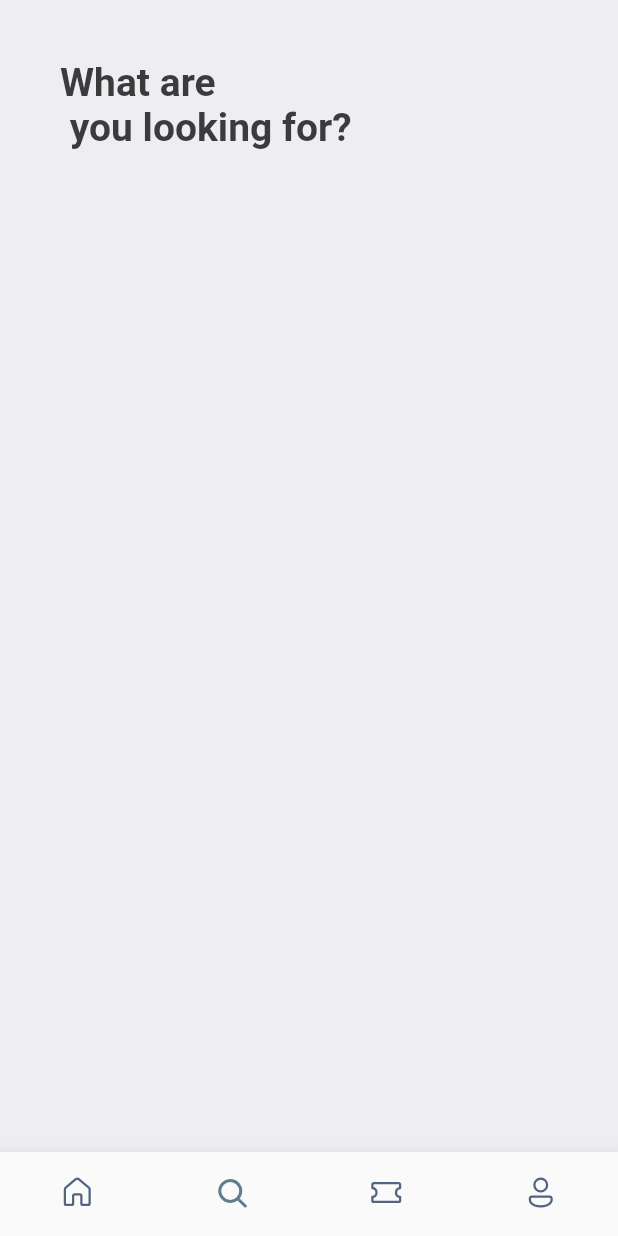
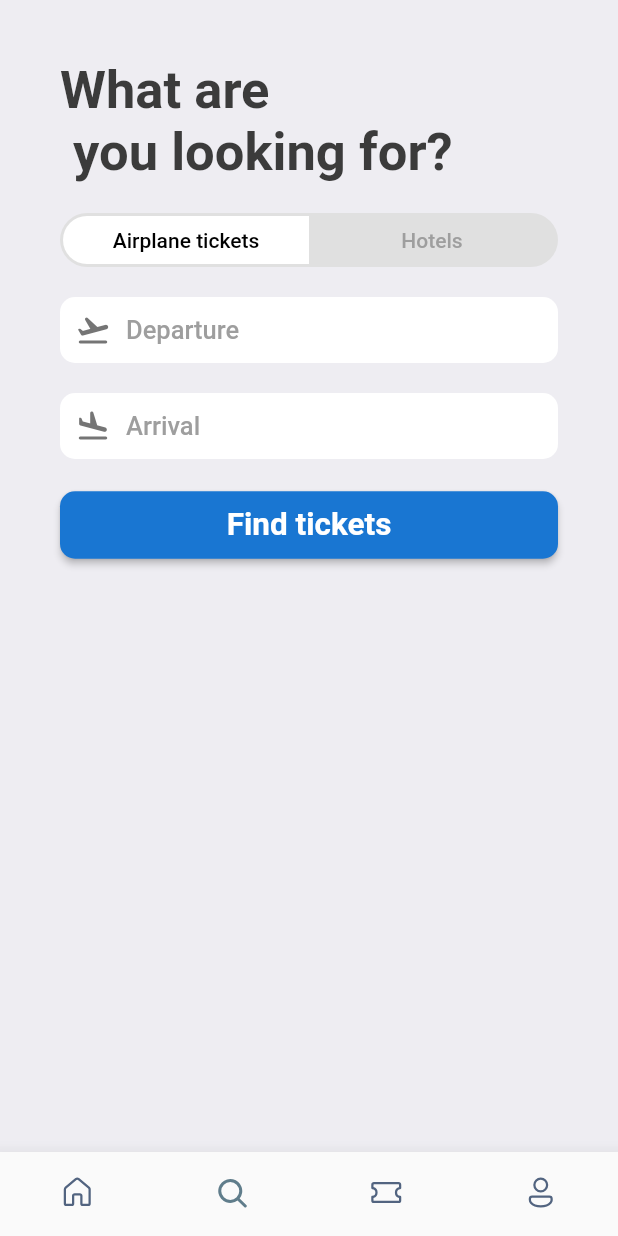
Before and after one commit to kalenimal/dart-flutter, a Flutter app: the screen it shows after launch, item 2 of the bottom bar chosen, on a phone screen of 412 x 824 dp. Run offline on Flutter 3.47's test engine with Material 2 defaults, Android fonts, the phone set to English and light mode, and no system bars; our stand-ins replace fluentui_icons, gap, get.

Commit message:
search screen basics

```diff
--- a/lib/screens/home_screen.dart
+++ b/lib/screens/home_screen.dart
@@ -1,5 +1,4 @@
 import 'package:fluentui_icons/fluentui_icons.dart';
-import 'package:flutter/cupertino.dart';
 import 'package:flutter/material.dart';
 import 'package:flutter_application_1/screens/ticket_view.dart';
 import 'package:flutter_application_1/screens/utils/app_info_list.dart';
--- a/lib/screens/search_screen.dart
+++ b/lib/screens/search_screen.dart
@@ -1,8 +1,8 @@
+import 'package:fluentui_icons/fluentui_icons.dart';
 import 'package:flutter/material.dart';
 import 'package:gap/gap.dart';
 
 import 'utils/app_styles.dart';
-
 
 class SearchScreen extends StatelessWidget {
   const SearchScreen({Key? key}) : super(key: key);
@@ -15,7 +15,95 @@ class SearchScreen extends StatelessWidget {
         padding: const EdgeInsets.symmetric(horizontal: 40),
         children: [
           const Gap(40),
-          Text('What are \n you looking for?', style: Styles.headlineStyle)
+          Text('What are \n you looking for?',
+              style: Styles.headlineStyle.copyWith(fontSize: 35)),
+          const Gap(20),
+          Container(
+            padding: const EdgeInsets.all(2),
+            decoration: BoxDecoration(
+                color: Colors.grey.shade300,
+                borderRadius: BorderRadius.circular(50)),
+            child: Row(children: [
+              Expanded(
+                  child: Container(
+                padding: const EdgeInsets.all(8),
+                decoration: const BoxDecoration(
+                  color: Colors.white,
+                  borderRadius: BorderRadius.only(
+                      topLeft: Radius.circular(50),
+                      bottomLeft: Radius.circular(50)),
+                ),
+                child: Center(
+                    child: Text('Airplane tickets',
+                        style: Styles.headlineStyle4
+                            .copyWith(color: Colors.black))),
+              )),
+              Expanded(
+                  child: Container(
+                padding: const EdgeInsets.all(8),
+                decoration: BoxDecoration(
+                  color: Colors.grey.shade300,
+                  borderRadius: BorderRadius.circular(50),
+                ),
+                child:
+                    Center(child: Text('Hotels', style: Styles.headlineStyle4)),
+              ))
+            ]),
+          ),
+          const Gap(20),
+          Container(
+            padding: const EdgeInsets.all(10),
+            decoration: BoxDecoration(
+              color: Colors.white,
+              borderRadius: BorderRadius.circular(10),
+            ),
+            child: Row(children: [
+              Container(
+                margin: const EdgeInsets.only(right: 10),
+                child: Icon(
+                  Icons.flight_takeoff_rounded,
+                  color: Colors.grey.shade600,
+                ),
+              ),
+              Text(
+                'Departure',
+                style: Styles.headlineStyle3,
+              )
+            ]),
+          ),
+          const Gap(20),
+          Container(
+            padding: const EdgeInsets.all(10),
+            decoration: BoxDecoration(
+              color: Colors.white,
+              borderRadius: BorderRadius.circular(10),
+            ),
+            child: Row(children: [
+              Container(
+                margin: const EdgeInsets.only(right: 10),
+                child: Icon(
+                  Icons.flight_land_rounded,
+                  color: Colors.grey.shade600,
+                ),
+              ),
+              Text(
+                'Arrival',
+                style: Styles.headlineStyle3,
+              )
+            ]),
+          ),
+          const Gap(20),
+          ElevatedButton(
+              onPressed: () => print('pressed'),
+              style: ElevatedButton.styleFrom(primary: Colors.blue.shade700,
+              shape:RoundedRectangleBorder(borderRadius: BorderRadius.circular(10)),
+              padding: const EdgeInsets.all(10)
+              ),
+              /* shape: RoundedRectangleBorder(borderRadius: BorderRadius.circular(50)), */
+              child: Text(
+                'Find tickets',
+                style: Styles.headlineStyle2.copyWith(color: Colors.white),
+              ))
         ],
       ),
     );
```
